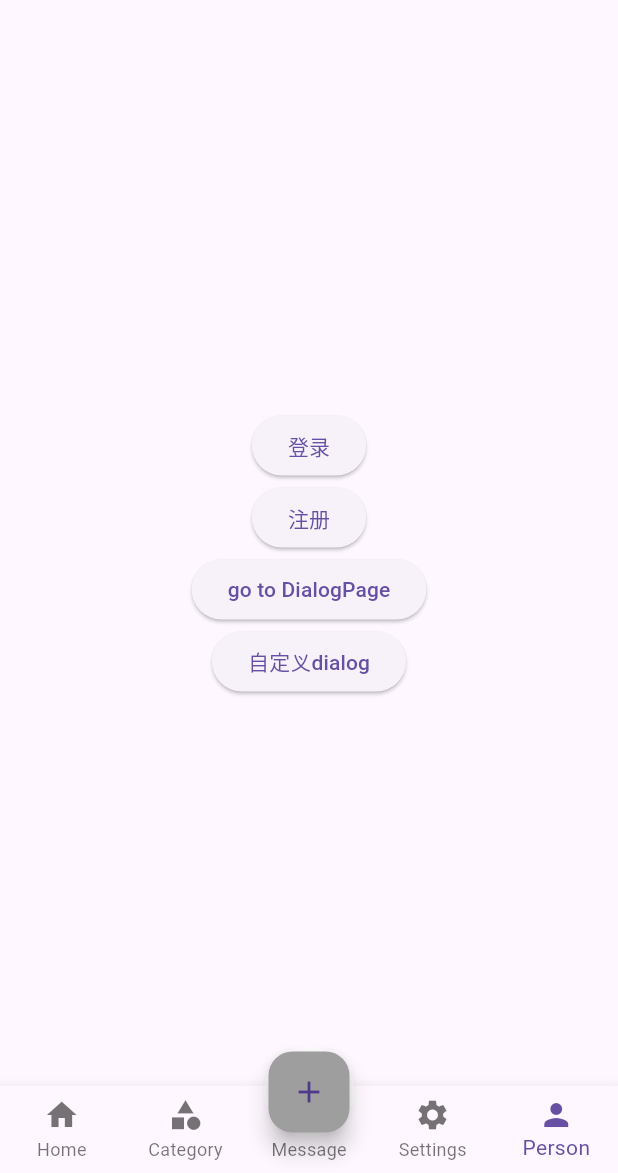
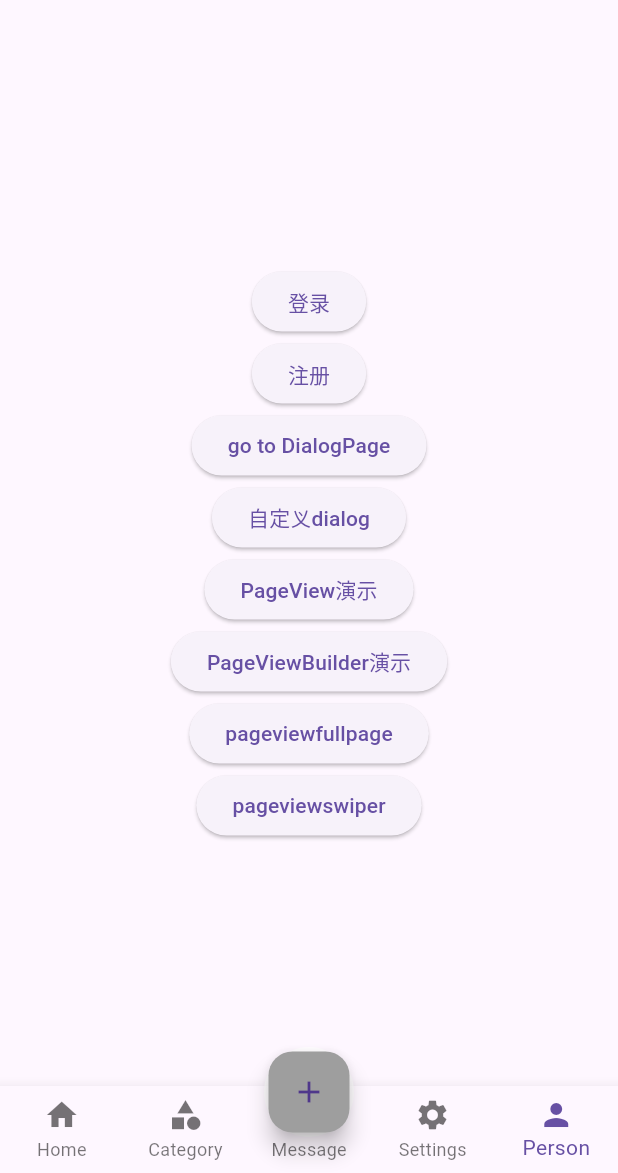
Before and after one commit to kingcwt/helloFlutter, a Flutter app: the screen it shows after launch, item 5 of the bottom bar chosen, on a phone screen of 412 x 824 dp, the part 63-1236 px from its top. Run offline on Flutter 3.47's test engine with Material 3 defaults, Android fonts, the phone set to English and light mode, and no system bars; our stand-ins replace fluttertoast; network calls fail.

Commit message:
feat: pageView,paeViewBuilder,pageViewFullPage,pageViewSwper

```diff
--- /dev/null
+++ b/lib/pages/pageViewBuilder.dart
@@ -0,0 +1,29 @@
+import 'package:flutter/material.dart';
+
+class PageViewBuilder extends StatefulWidget {
+  const PageViewBuilder({super.key});
+
+  @override
+  State<PageViewBuilder> createState() => _PageViewBuilderState();
+}
+
+class _PageViewBuilderState extends State<PageViewBuilder> {
+  @override
+  Widget build(BuildContext context) {
+    return Scaffold(
+        appBar: AppBar(
+          title: const Text('PageViewBuilder'),
+        ),
+        body: PageView.builder(
+            scrollDirection: Axis.vertical, // 滑动方向
+            itemCount: 10,
+            itemBuilder: (context, index) {
+              return Center(
+                child: Text(
+                  '第${index + 1}页',
+                  style: Theme.of(context).textTheme.headlineLarge,
+                ),
+              );
+            }));
+  }
+}
--- a/lib/pages/tabs/person.dart
+++ b/lib/pages/tabs/person.dart
@@ -32,6 +32,26 @@ class _PersonPageState extends State<PersonPage> {
               Navigator.pushNamed(context, '/dialog');
             },
             child: const Text('自定义dialog')),
+        ElevatedButton(
+            onPressed: () {
+              Navigator.pushNamed(context, '/pageview');
+            },
+            child: const Text('PageView演示')),
+        ElevatedButton(
+            onPressed: () {
+              Navigator.pushNamed(context, '/pageviewbuilder');
+            },
+            child: const Text('PageViewBuilder演示')),
+        ElevatedButton(
+            onPressed: () {
+              Navigator.pushNamed(context, '/pageviewfullpage');
+            },
+            child: const Text('pageviewfullpage')),
+        ElevatedButton(
+            onPressed: () {
+              Navigator.pushNamed(context, '/pageviewswiper');
+            },
+            child: const Text('pageviewswiper')),
       ]),
     );
   }
--- a/lib/routes/routes.dart
+++ b/lib/routes/routes.dart
@@ -1,6 +1,10 @@
 import 'package:flutter/material.dart';
 import 'package:flutter2/pages/dialog.dart';
 import 'package:flutter2/pages/login.dart';
+import 'package:flutter2/pages/pageViewBuilder.dart';
+import 'package:flutter2/pages/pageViewFullPage.dart';
+import 'package:flutter2/pages/pageViewSwiper.dart';
+import 'package:flutter2/pages/pageview.dart';
 import 'package:flutter2/pages/registerFirst.dart';
 import 'package:flutter2/pages/registerSecond.dart';
 import 'package:flutter2/pages/registerThird.dart';
@@ -23,6 +27,10 @@ final Map routes = {
   '/registerSecond': (context) => const RegisterSecoundPage(),
   '/registerThird': (context) => const RegisterThirdPage(),
   '/dialog': (context) => const DiaLogPage(),
+  '/pageview': (context) => const MyPageView(),
+  '/pageviewbuilder': (context) => const PageViewBuilder(),
+  '/pageviewfullpage': (context) => const PageViewFullPage(),
+  '/pageviewswiper': (context) => const PageViewSwiper()
 };
 
 // 2 配置onGenerateRoute 固定写法 这个方法相当于中间件
```
Also changed, not shown: lib/pages/imagepage.dart (added, +18 -0 lines), lib/pages/pageViewFullPage.dart (added, +53 -0 lines), lib/pages/pageViewSwiper.dart (added, +67 -0 lines), lib/pages/pageview.dart (added, +41 -0 lines).
